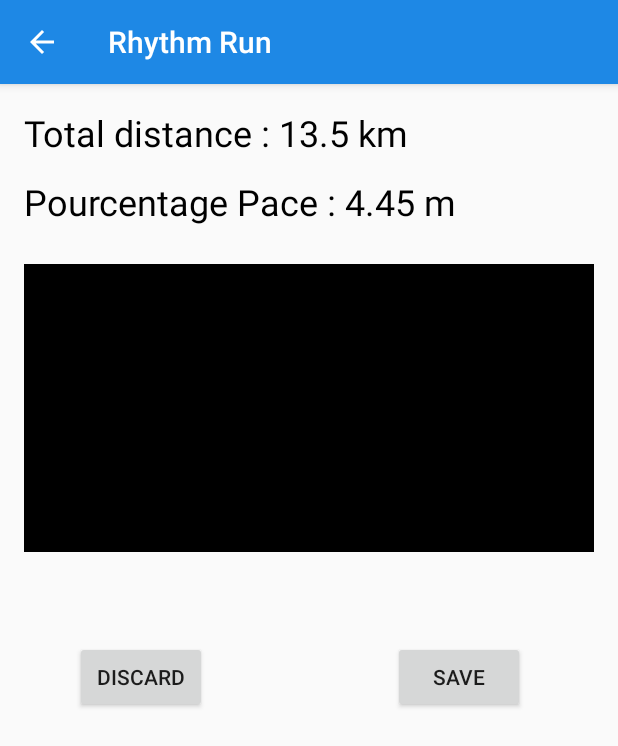
After one commit to SunHaozhe/RhythmRun, an Android app: the SumUpActivity screen opened directly, with no data from a screen before it, on a phone screen of 412 x 824 dp. The commit adds this screen. Shown: the top 746 px of the screen. Run offline under Robolectric (Android 15) with nearby library versions, the phone set to English and light mode, and no system bars.

Commit message:
Création de l'activité donnant le Sum up de la course, dans un sample aléatoire. (Reste à rajouter un lien pour cette activité)

```diff
--- a/app/src/main/AndroidManifest.xml
+++ b/app/src/main/AndroidManifest.xml
@@ -77,8 +77,10 @@
         <activity android:name=".activities.gui.BluetoothActivity" />
         <activity
             android:name=".HistoriqueActivity"
-            android:parentActivityName=".activities.gui.HomeActivity"
-            android:label="@string/title_activity_historique" />
+            android:label="@string/title_activity_historique"
+            android:parentActivityName=".activities.gui.HomeActivity" />
+        <activity android:name=".SumUpActivity"
+            android:parentActivityName=".activities.gui.RunActivity"/>
     </application>
 
 </manifest>
--- /dev/null
+++ b/app/src/main/java/com/example/raphaelattali/rythmrun/SumUpActivity.java
@@ -0,0 +1,13 @@
+package com.example.raphaelattali.rythmrun;
+
+import android.support.v7.app.AppCompatActivity;
+import android.os.Bundle;
+
+public class SumUpActivity extends AppCompatActivity {
+
+    @Override
+    protected void onCreate(Bundle savedInstanceState) {
+        super.onCreate(savedInstanceState);
+        setContentView(R.layout.activity_sum_up);
+    }
+}
--- a/app/src/main/res/layout/activity_run.xml
+++ b/app/src/main/res/layout/activity_run.xml
@@ -14,6 +14,7 @@
         android:layout_width="wrap_content"
         android:layout_height="wrap_content"
         android:name="com.example.raphaelattali.rythmrun.activities.gui.SimpleMapFragment"
-        android:id="@+id/fragmentRun" />
+        android:id="@+id/fragmentRun"
+        tools:layout="@layout/fragment_simple_map" />
 
 </RelativeLayout>
--- /dev/null
+++ b/app/src/main/res/layout/activity_sum_up.xml
@@ -0,0 +1,70 @@
+<?xml version="1.0" encoding="utf-8"?>
+<RelativeLayout xmlns:android="http://schemas.android.com/apk/res/android"
+    xmlns:app="http://schemas.android.com/apk/res-auto"
+    xmlns:tools="http://schemas.android.com/tools"
+    android:id="@+id/activity_sum_up"
+    android:layout_width="match_parent"
+    android:layout_height="match_parent"
+    android:paddingBottom="@dimen/activity_vertical_margin"
+    android:paddingLeft="@dimen/activity_horizontal_margin"
+    android:paddingRight="@dimen/activity_horizontal_margin"
+    android:paddingTop="@dimen/activity_vertical_margin"
+    tools:context="com.example.raphaelattali.rythmrun.SumUpActivity">
+
+    <TextView
+        android:layout_width="match_parent"
+        android:layout_height="wrap_content"
+        android:id="@+id/totalDistance"
+        android:layout_alignParentLeft="true"
+        android:layout_alignParentStart="true"
+        android:text="Total distance : 13.5 km"
+        android:textSize="24sp"
+        android:textColor="@color/colorBold" />
+
+    <TextView
+        android:layout_width="match_parent"
+        android:layout_height="wrap_content"
+        android:id="@+id/textView4"
+        android:text="Pourcentage Pace : 4.45 m"
+        android:textSize="24sp"
+        android:textColor="@color/colorBold"
+        android:layout_below="@+id/totalDistance"
+        android:layout_alignParentLeft="true"
+        android:layout_alignParentStart="true"
+        android:layout_marginTop="13dp" />
+
+    <ImageView
+        android:layout_width="match_parent"
+        android:layout_height="@android:dimen/thumbnail_height"
+        app:srcCompat="@android:drawable/screen_background_dark"
+        android:layout_marginTop="25dp"
+        android:id="@+id/imageView3"
+        android:layout_below="@+id/textView4"
+        android:layout_alignParentLeft="true"
+        android:layout_alignParentStart="true"
+        android:background="@android:drawable/screen_background_light_transparent" />
+
+    <Button
+        android:text="DISCARD"
+        android:layout_width="wrap_content"
+        android:layout_height="wrap_content"
+        android:layout_below="@+id/imageView3"
+        android:layout_alignParentLeft="true"
+        android:layout_alignParentStart="true"
+        android:layout_marginLeft="34dp"
+        android:layout_marginStart="34dp"
+        android:layout_marginTop="59dp"
+        android:id="@+id/button2" />
+
+    <Button
+        android:text="SAVE"
+        android:layout_width="wrap_content"
+        android:layout_height="wrap_content"
+        android:layout_alignBottom="@+id/button2"
+        android:layout_alignParentRight="true"
+        android:layout_alignParentEnd="true"
+        android:layout_marginRight="46dp"
+        android:layout_marginEnd="46dp"
+        android:id="@+id/button3" />
+
+</RelativeLayout>
```
Also changed, not shown: app/src/main/res/mipmap-hdpi/ic_launcher.png, app/src/main/res/mipmap-mdpi/ic_launcher.png, app/src/main/res/mipmap-xhdpi/ic_launcher.png, app/src/main/res/mipmap-xxhdpi/ic_launcher.png, app/src/main/res/mipmap-xxxhdpi/ic_launcher.png.
